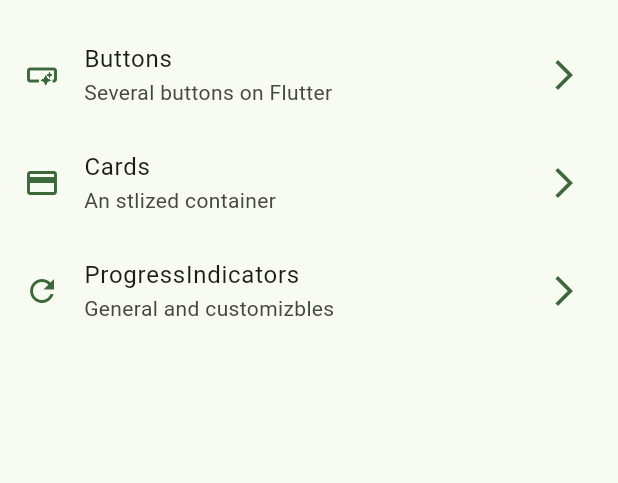
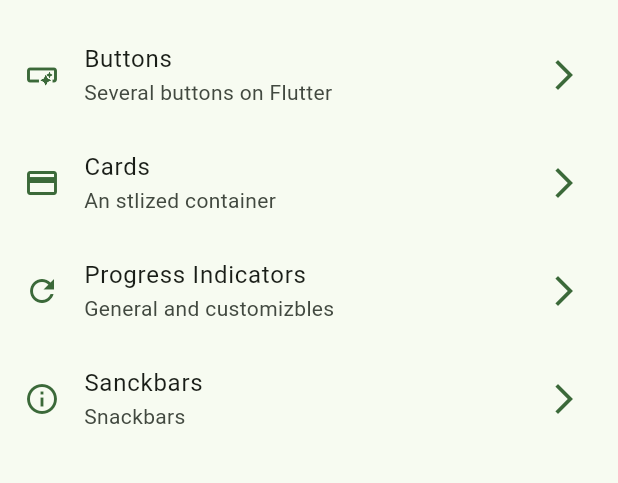
Before and after one commit to MichaelAmador/flutter-widgets, a Flutter app: the screen it shows after launch, on a phone screen of 412 x 824 dp, the part 63-546 px from its top. Run offline on Flutter 3.47's test engine with Material 2 defaults, Android fonts, the phone set to English and light mode, and no system bars; our stand-ins replace go_router.

Commit message:
snackbar finished

```diff
--- a/lib/config/menu/menu_items.dart
+++ b/lib/config/menu/menu_items.dart
@@ -25,8 +25,13 @@ const appMenuItems = <MenuItems>[
       link: '/cards',
       icon: Icons.credit_card_outlined),
   MenuItems(
-      title: 'ProgressIndicators',
+      title: 'Progress Indicators',
       subTitle: 'General and customizbles',
       link: '/progress',
       icon: Icons.refresh_outlined),
+  MenuItems(
+      title: 'Sanckbars',
+      subTitle: 'Snackbars',
+      link: '/snackbars',
+      icon: Icons.info_outlined),
 ];
--- a/lib/config/router/app_router.dart
+++ b/lib/config/router/app_router.dart
@@ -24,5 +24,10 @@ final appRouter = GoRouter(
       name: ProgressScreen.name,
       builder: (context, state) => const ProgressScreen(),
     ),
+    GoRoute(
+      path: '/snackbars',
+      name: SnackbackScreen.name,
+      builder: (context, state) => const SnackbackScreen(),
+    ),
   ],
 );
--- a/lib/main.dart
+++ b/lib/main.dart
@@ -15,6 +15,7 @@ class MainApp extends StatelessWidget {
   @override
   Widget build(BuildContext context) {
     return MaterialApp.router(
+      title: 'Flutter Widgets',
       routerConfig: appRouter,
       debugShowCheckedModeBanner: false,
       theme: AppTheme(selectedColor: 2).getTheme(),
```
Also changed, not shown: lib/presentations/screens/snackbar/snackbar_screen.dart (+58 -1 lines).
